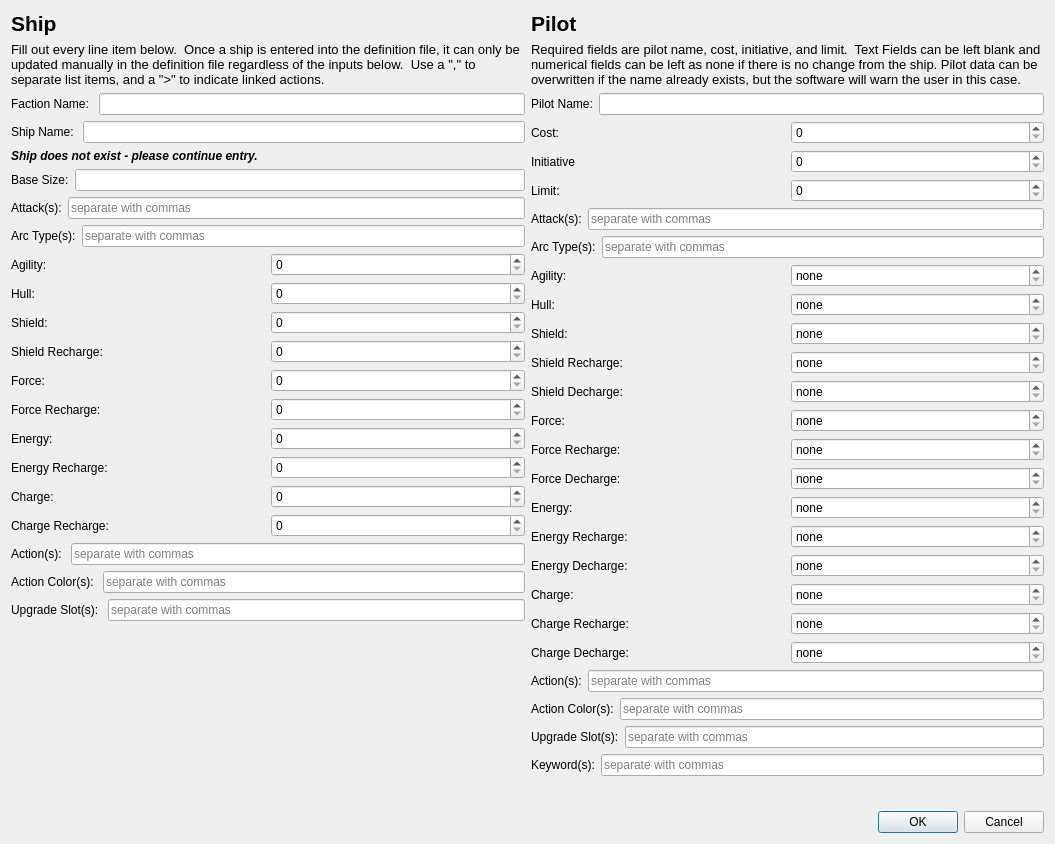
flipperlord/x-wing-squad-builder, file qt_designer/definition_form.ui: the form before one commit.
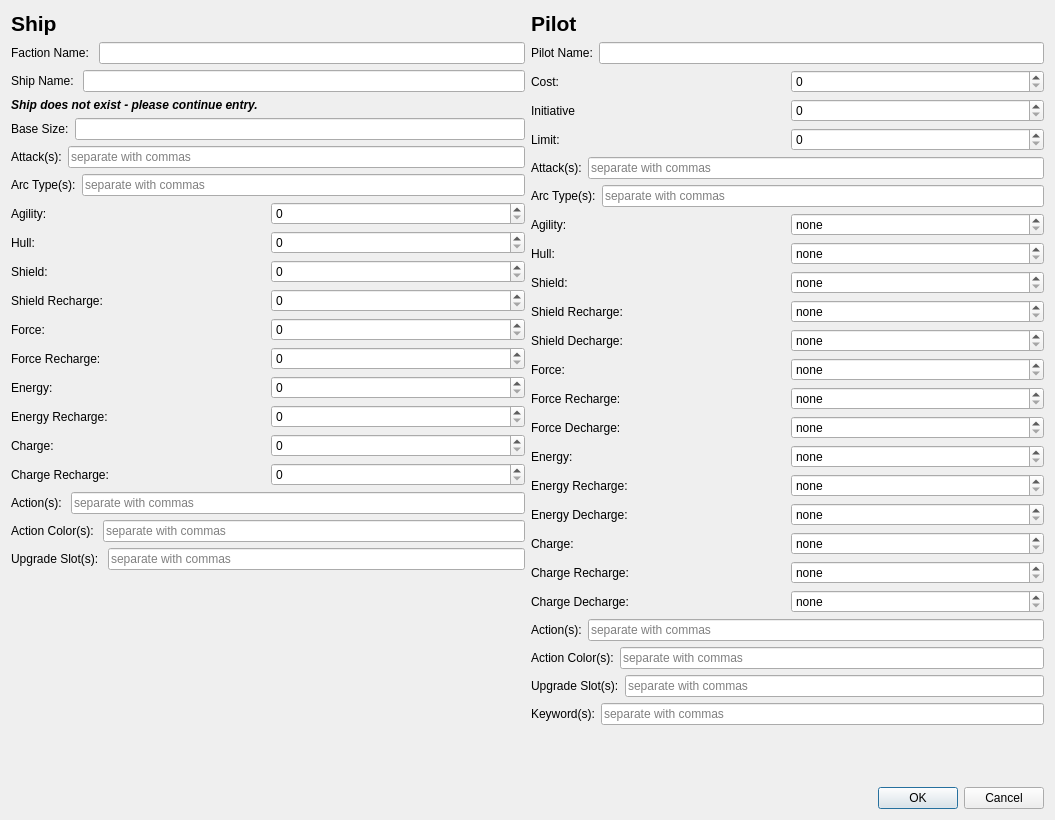
The form after the commit. Icons and pictures are not drawn.

The edit to the form file:
```diff
--- a/qt_designer/definition_form.ui
+++ b/qt_designer/definition_form.ui
@@ -7,7 +7,7 @@
     <x>0</x>
     <y>0</y>
     <width>1055</width>
-    <height>844</height>
+    <height>820</height>
    </rect>
   </property>
   <property name="windowTitle">
@@ -37,22 +37,6 @@
            </property>
           </widget>
          </item>
-         <item>
-          <widget class="QLabel" name="label_37">
-           <property name="font">
-            <font>
-             <pointsize>10</pointsize>
-             <bold>false</bold>
-            </font>
-           </property>
-           <property name="text">
-            <string>Fill out every line item below.  Once a ship is entered into the definition file, it can only be updated manually in the definition file regardless of the inputs below.  Use a &quot;,&quot; to separate list items, and a &quot;&gt;&quot; to indicate linked actions.</string>
-           </property>
-           <property name="wordWrap">
-            <bool>true</bool>
-           </property>
-          </widget>
-         </item>
          <item>
           <layout class="QHBoxLayout" name="horizontalLayout">
            <item>
@@ -416,22 +400,6 @@
            </property>
           </widget>
          </item>
-         <item>
-          <widget class="QLabel" name="label_42">
-           <property name="font">
-            <font>
-             <pointsize>10</pointsize>
-             <bold>false</bold>
-            </font>
-           </property>
-           <property name="text">
-            <string>Required fields are pilot name, cost, initiative, and limit.  Text Fields can be left blank and numerical fields can be left as none if there is no change from the ship. Pilot data can be overwritten if the name already exists, but the software will warn the user in this case.</string>
-           </property>
-           <property name="wordWrap">
-            <bool>true</bool>
-           </property>
-          </widget>
-         </item>
          <item>
           <layout class="QHBoxLayout" name="horizontalLayout_20">
            <item>
```
Left out of the diff: 10 changed lines with no effect on the pictures.
